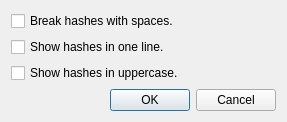
Old version of the form ConfigurationDialog.ui in the repository FelixdelasPozas/SimpleHasher.
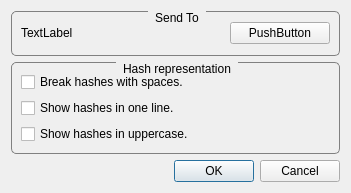
New version of the form. Icons and pictures are not drawn.

Commit message: 'Send To' shortcut install/remove in configuration dialog.

What changed in the file:
```diff
--- a/ConfigurationDialog.ui
+++ b/ConfigurationDialog.ui
@@ -6,10 +6,22 @@
    <rect>
     <x>0</x>
     <y>0</y>
-    <width>287</width>
-    <height>110</height>
+    <width>351</width>
+    <height>193</height>
    </rect>
   </property>
+  <property name="minimumSize">
+   <size>
+    <width>351</width>
+    <height>193</height>
+   </size>
+  </property>
+  <property name="maximumSize">
+   <size>
+    <width>351</width>
+    <height>193</height>
+   </size>
+  </property>
   <property name="windowTitle">
    <string>Configuration</string>
   </property>
@@ -19,6 +31,77 @@
   </property>
   <layout class="QVBoxLayout" name="verticalLayout">
    <item>
+    <widget class="QGroupBox" name="groupBox_2">
+     <property name="styleSheet">
+      <string notr="true">QGroupBox {
+    border: 1px solid gray;
+    border-radius: 5px;
+    margin-top: 2ex;
+}
+
+QGroupBox::title {
+    subcontrol-origin: margin;
+    subcontrol-position: top center; /* position at the top center */
+    padding: 0px 5px;
+}</string>
+     </property>
+     <property name="title">
+      <string>Send To</string>
+     </property>
+     <layout class="QVBoxLayout" name="verticalLayout_3">
+      <item>
+       <layout class="QHBoxLayout" name="horizontalLayout">
+        <item>
+         <widget class="QLabel" name="m_sentToText">
+          <property name="text">
+           <string>TextLabel</string>
+          </property>
+         </widget>
+        </item>
+        <item>
+         <widget class="QPushButton" name="m_sentToButton">
+          <property name="minimumSize">
+           <size>
+            <width>100</width>
+            <height>0</height>
+           </size>
+          </property>
+          <property name="maximumSize">
+           <size>
+            <width>100</width>
+            <height>16777215</height>
+           </size>
+          </property>
+          <property name="text">
+           <string>PushButton</string>
+          </property>
+         </widget>
+        </item>
+       </layout>
+      </item>
+     </layout>
+    </widget>
+   </item>
+   <item>
+    <widget class="QGroupBox" name="groupBox">
+     <property name="styleSheet">
+      <string notr="true">QGroupBox {
+    border: 1px solid gray;
+    border-radius: 5px;
+    margin-top: 2ex;
+}
+
+QGroupBox::title {
+    subcontrol-origin: margin;
+    subcontrol-position: top center; /* position at the top center */
+    padding: 0px 5px;
+}</string>
+     </property>
+     <property name="title">
+      <string>Hash representation</string>
+     </property>
+     <layout class="QVBoxLayout" name="verticalLayout_2">
+      <item>
     <widget class="QCheckBox" name="m_spacesCheckbox">
      <property name="text">
       <string>Break hashes with spaces.</string>
@@ -37,6 +120,9 @@
      <property name="text">
       <string>Show hashes in uppercase.</string>
      </property>
+       </widget>
+      </item>
+     </layout>
     </widget>
    </item>
    <item>
```
Lines whose indentation alone changed are shown as unchanged. The commit also changes 2 other files.
